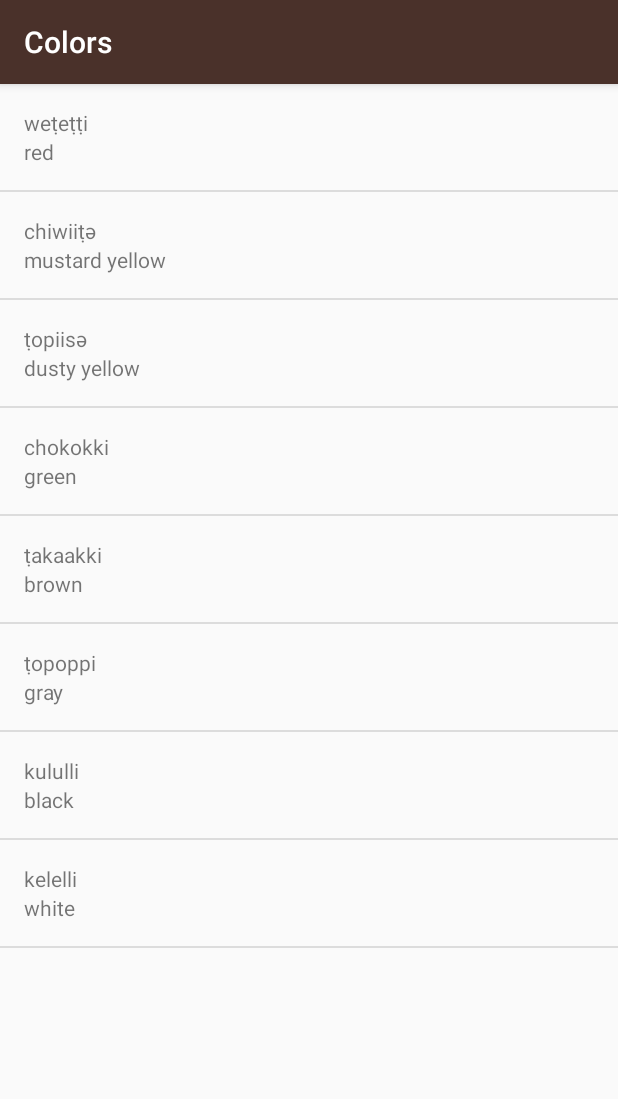
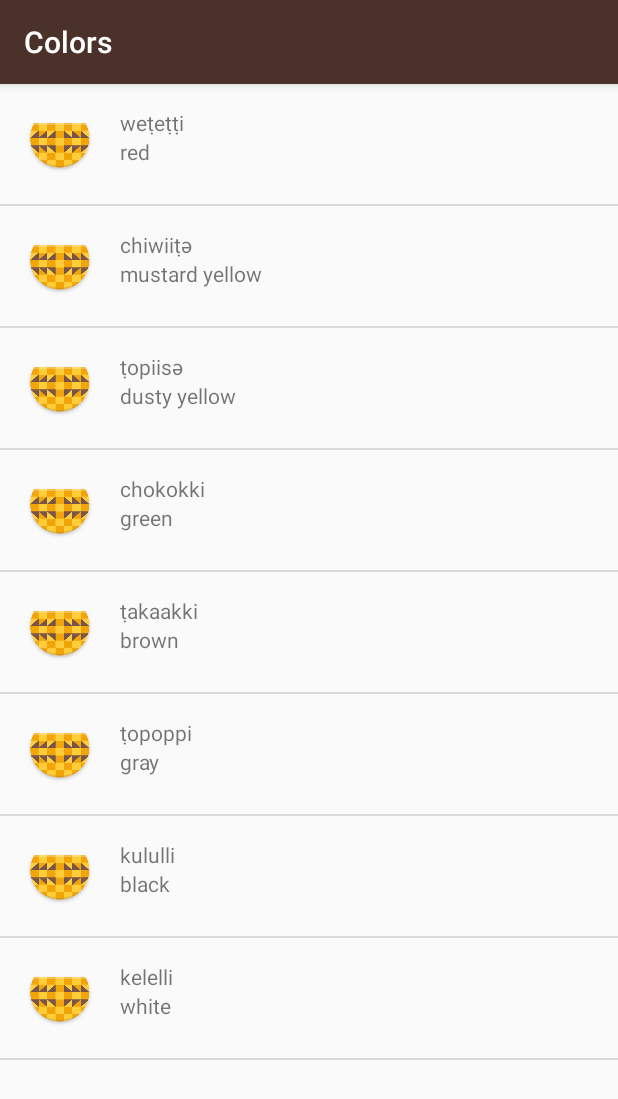
Before and after one commit to rajat1994/Miwok-App, an Android app: the ColorsActivity screen opened directly, with no data from a screen before it, on a phone screen of 412 x 824 dp. Shown: the top 1099 px of the screen. Run offline under Robolectric (Android 15) with nearby library versions, the phone set to English and light mode, and no system bars.

Commit message:
added placeholder image

```diff
--- a/app/src/main/res/layout/list_item.xml
+++ b/app/src/main/res/layout/list_item.xml
@@ -3,10 +3,23 @@
     xmlns:tools="http://schemas.android.com/tools"
     android:layout_width="match_parent"
     android:layout_height="match_parent"
-    android:orientation="vertical"
+    android:orientation="horizontal"
     android:padding="16dp">
 
 
+    <ImageView
+        android:id = "@+id/image"
+        android:layout_width="wrap_content"
+        android:layout_height="wrap_content"
+        android:src="@mipmap/ic_launcher"/>
+
+
+
+<LinearLayout
+    android:layout_width="wrap_content"
+    android:layout_height="wrap_content"
+    android:orientation="vertical"
+    android:paddingLeft="16dp">
 
     <TextView
         android:layout_width="match_parent"
@@ -22,3 +35,5 @@
             tools:text="one" />
 
 </LinearLayout>
+
+</LinearLayout>
```
